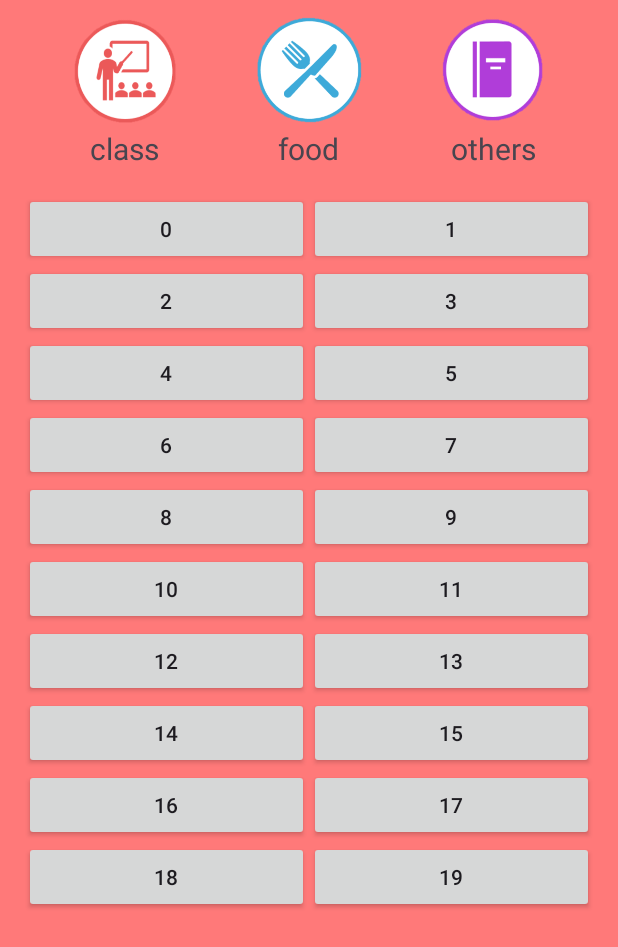
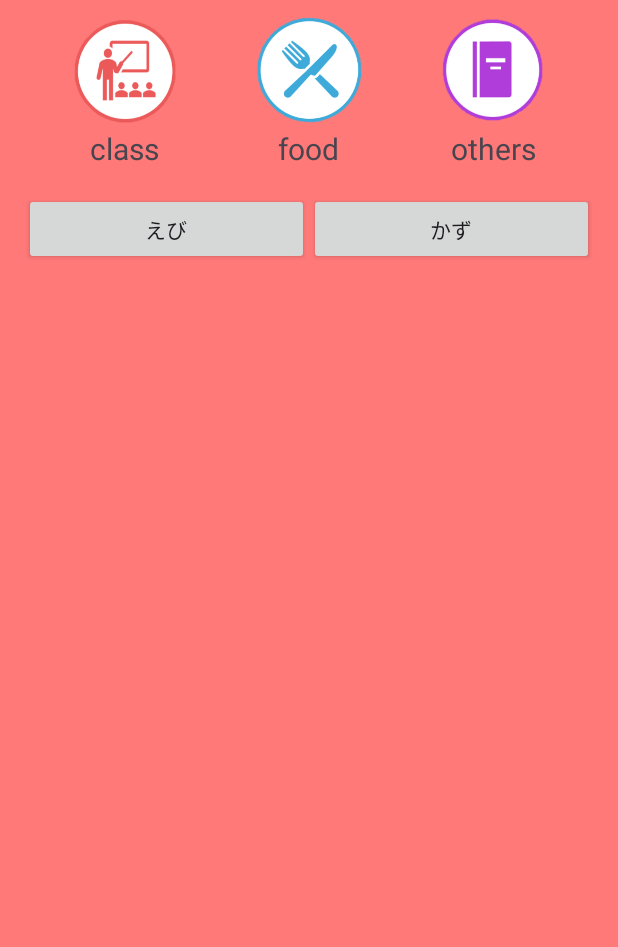
Before and after one commit to ebinogit/MozanMap, an Android app: the screen it shows after launch (MainActivity), on a phone screen of 412 x 824 dp. Shown: the top 947 px of the screen. Run offline under Robolectric (Android 15) with nearby library versions, the phone set to English and light mode, and no system bars.

Commit message:
サブ画面使い回し２

```diff
--- a/app/src/main/java/com/example/mozanmap/MainActivity.kt
+++ b/app/src/main/java/com/example/mozanmap/MainActivity.kt
@@ -1,17 +1,16 @@
 package com.example.mozanmap
 
 import android.os.Bundle
+import android.content.Intent
+import android.util.Log
+import android.widget.Button
+import android.widget.LinearLayout
 import androidx.appcompat.app.AppCompatActivity
+import androidx.gridlayout.widget.GridLayout
 import androidx.recyclerview.widget.LinearLayoutManager
 import androidx.recyclerview.widget.RecyclerView
+import com.example.mozanmap.data.ButtonInfo
 import com.google.android.material.bottomsheet.BottomSheetBehavior
-import android.widget.Button
-import androidx.gridlayout.widget.GridLayout
-import android.widget.ImageButton
-import android.widget.LinearLayout
-import android.widget.Toast
-import android.content.Intent
-import com.example.mozanmap.data.ButtonInfo
 
 class MainActivity : AppCompatActivity() {
 
@@ -32,52 +31,42 @@ class MainActivity : AppCompatActivity() {
         // BottomSheetBehaviorのセットアップ
         val bottomSheetLayout = findViewById<LinearLayout>(R.id.bottom_sheet)
         bottomSheetBehavior = BottomSheetBehavior.from(bottomSheetLayout)
-        bottomSheetBehavior.state = BottomSheetBehavior.STATE_EXPANDED // 初期状態で展開
-
-        // ボタンのクリックイベントの処理
-        val buttonOpen = findViewById<ImageButton>(R.id.button_class)
-        val buttonClose = findViewById<ImageButton>(R.id.button_food)
-        val buttonToSub = findViewById<ImageButton>(R.id.button_others)
-
-        buttonOpen.setOnClickListener {
-            bottomSheetBehavior.state = BottomSheetBehavior.STATE_EXPANDED
-            Toast.makeText(this, "Bottom Sheet Opened", Toast.LENGTH_SHORT).show()
-        }
-
-        buttonClose.setOnClickListener {
-            bottomSheetBehavior.state = BottomSheetBehavior.STATE_COLLAPSED
-            Toast.makeText(this, "Bottom Sheet Closed", Toast.LENGTH_SHORT).show()
-        }
+        bottomSheetBehavior.state = BottomSheetBehavior.STATE_EXPANDED
 
         // GridLayoutの取得
         buttonGrid = findViewById(R.id.button_grid)
 
-        // ボタンを追加する (20個)
-        // 生成するボタンの数を指定
-        val totalButtons = 20
-        for (i in 0 until totalButtons) {
-            // ボタン情報を生成
-            val buttonInfo = ButtonInfo(
-                id = i
-            )
+        // ボタン情報リスト
+        val buttonList = listOf(
+            ButtonInfo(0, "えび", "えびの情報", R.drawable.ebiebi),
+            ButtonInfo(1, "かず", "かずの情報", R.drawable.kazoo)
+            // 他のボタンも同様に定義
+        )
 
-            // ボタンを作成
+        // ボタンを追加
+        for (buttonInfo in buttonList) {
             val button = Button(this).apply {
-                text = buttonInfo.id.toString()
+                text = buttonInfo.title  // ボタンのタイトルを設定
                 layoutParams = GridLayout.LayoutParams().apply {
                     width = 0
                     height = GridLayout.LayoutParams.WRAP_CONTENT
-                    columnSpec = GridLayout.spec(i % 2, 1f) // 2列レイアウト
-                    rowSpec = GridLayout.spec(i / 2)
+                    columnSpec = GridLayout.spec(buttonInfo.id % 2, 1f) // 列の設定
+                    rowSpec = GridLayout.spec(buttonInfo.id / 2)  // 行の設定
                 }
                 setOnClickListener {
-                    // クリックされたときにSubActivityにデータを渡す
-                    val intent = Intent(this@MainActivity, SubActivity::class.java)
-                    intent.putExtra("button_content", buttonInfo.id) // ボタンの内容を渡す
+                    Log.d("MainActivity", "Button ${buttonInfo.id} clicked, imageResId: ${buttonInfo.imageResId}")
+
+                    // SubActivityに渡すためのIntentを作成
+                    val intent = Intent(this@MainActivity, SubActivity::class.java).apply {
+                        putExtra("button_content", buttonInfo.content)  // ここはString型
+                        putExtra("image_res_id", buttonInfo.imageResId) // ここはInt型
+                    }
+
+                    // SubActivityを開始
                     startActivity(intent)
                 }
             }
-            buttonGrid.addView(button)
+            buttonGrid.addView(button) // GridLayoutにボタンを追加
         }
     }
 }
--- a/app/src/main/java/com/example/mozanmap/data/ButtonInfo.kt
+++ b/app/src/main/java/com/example/mozanmap/data/ButtonInfo.kt
@@ -1,5 +1,8 @@
 package com.example.mozanmap.data
 
 data class ButtonInfo(
-    val id: Int
+    val id: Int,
+    val title: String,
+    val content: String, // ボタンの内容（String型）
+    val imageResId: Int  // 画像リソースID（Int型）
 )
```
Also changed, not shown: app/src/main/java/com/example/mozanmap/SubActivity.kt (+22 -3 lines), app/src/main/res/layout/activity_sub.xml (+5 -2 lines), app/src/main/res/drawable/default_image.JPG (added).
